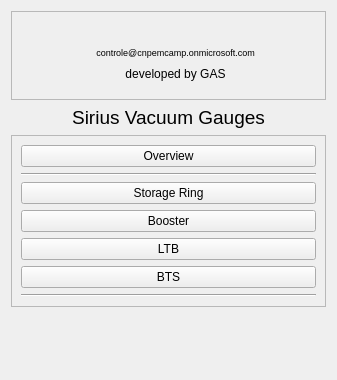
Old version of the form siriushlacon/mks937b/ui/main.ui in the repository lnls-sirius/pydm-opi.
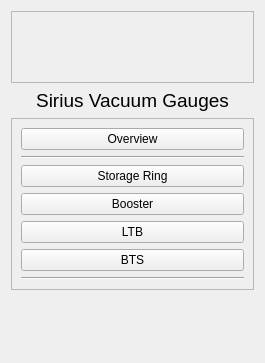
New version of the form. Custom widgets are drawn as their Qt base class.

```diff
--- a/siriushlacon/mks937b/ui/main.ui
+++ b/siriushlacon/mks937b/ui/main.ui
@@ -6,8 +6,8 @@
    <rect>
     <x>0</x>
     <y>0</y>
-    <width>337</width>
-    <height>380</height>
+    <width>265</width>
+    <height>363</height>
    </rect>
   </property>
   <property name="windowTitle">
@@ -54,429 +54,7 @@
       <item row="0" column="2">
        <widget class="QLabel" name="label_cnpem"/>
       </item>
-      <item row="1" column="2">
-       <widget class="QLabel" name="label_294">
-        <property name="maximumSize">
-         <size>
-          <width>16777215</width>
-          <height>15</height>
-         </size>
-        </property>
-        <property name="palette">
-         <palette>
-          <active>
-           <colorrole role="WindowText">
-            <brush brushstyle="SolidPattern">
-             <color alpha="255">
-              <red>0</red>
-              <green>0</green>
-              <blue>255</blue>
-             </color>
-            </brush>
-           </colorrole>
-           <colorrole role="Button">
-            <brush brushstyle="SolidPattern">
-             <color alpha="255">
-              <red>239</red>
-              <green>235</green>
-              <blue>231</blue>
-             </color>
-            </brush>
-           </colorrole>
-           <colorrole role="Light">
-            <brush brushstyle="SolidPattern">
-             <color alpha="255">
-              <red>255</red>
-              <green>255</green>
-              <blue>255</blue>
-             </color>
-            </brush>
-           </colorrole>
-           <colorrole role="Midlight">
-            <brush brushstyle="SolidPattern">
-             <color alpha="255">
-              <red>247</red>
-              <green>245</green>
-              <blue>243</blue>
-             </color>
-            </brush>
-           </colorrole>
-           <colorrole role="Dark">
-            <brush brushstyle="SolidPattern">
-             <color alpha="255">
-              <red>119</red>
-              <green>117</green>
-              <blue>115</blue>
-             </color>
-            </brush>
-           </colorrole>
-           <colorrole role="Mid">
-            <brush brushstyle="SolidPattern">
-             <color alpha="255">
-              <red>159</red>
-              <green>157</green>
-              <blue>154</blue>
-             </color>
-            </brush>
-           </colorrole>
-           <colorrole role="BrightText">
-            <brush brushstyle="SolidPattern">
-             <color alpha="255">
-              <red>255</red>
-              <green>255</green>
-              <blue>255</blue>
-             </color>
-            </brush>
-           </colorrole>
-           <colorrole role="ButtonText">
-            <brush brushstyle="SolidPattern">
-             <color alpha="255">
-              <red>0</red>
-              <green>0</green>
-              <blue>0</blue>
-             </color>
-            </brush>
-           </colorrole>
-           <colorrole role="Base">
-            <brush brushstyle="SolidPattern">
-             <color alpha="255">
-              <red>255</red>
-              <green>255</green>
-              <blue>255</blue>
-             </color>
-            </brush>
-           </colorrole>
-           <colorrole role="Window">
-            <brush brushstyle="SolidPattern">
-             <color alpha="255">
-              <red>239</red>
-              <green>235</green>
-              <blue>231</blue>
-             </color>
-            </brush>
-           </colorrole>
-           <colorrole role="Shadow">
-            <brush brushstyle="SolidPattern">
-             <color alpha="255">
-              <red>0</red>
-              <green>0</green>
-              <blue>0</blue>
-             </color>
-            </brush>
-           </colorrole>
-           <colorrole role="AlternateBase">
-            <brush brushstyle="SolidPattern">
-             <color alpha="255">
-              <red>247</red>
-              <green>245</green>
-              <blue>243</blue>
-             </color>
-            </brush>
-           </colorrole>
-           <colorrole role="ToolTipBase">
-            <brush brushstyle="SolidPattern">
-             <color alpha="255">
-              <red>255</red>
-              <green>255</green>
-              <blue>220</blue>
-             </color>
-            </brush>
-           </colorrole>
-           <colorrole role="ToolTipText">
-            <brush brushstyle="SolidPattern">
-             <color alpha="255">
-              <red>0</red>
-              <green>0</green>
-              <blue>0</blue>
-             </color>
-            </brush>
-           </colorrole>
-          </active>
-          <inactive>
-           <colorrole role="WindowText">
-            <brush brushstyle="SolidPattern">
-             <color alpha="255">
-              <red>0</red>
-              <green>0</green>
-              <blue>0</blue>
-             </color>
-            </brush>
-           </colorrole>
-           <colorrole role="Button">
-            <brush brushstyle="SolidPattern">
-             <color alpha="255">
-              <red>239</red>
-              <green>235</green>
-              <blue>231</blue>
-             </color>
-            </brush>
-           </colorrole>
-           <colorrole role="Light">
-            <brush brushstyle="SolidPattern">
-             <color alpha="255">
-              <red>255</red>
-              <green>255</green>
-              <blue>255</blue>
-             </color>
-            </brush>
-           </colorrole>
-           <colorrole role="Midlight">
-            <brush brushstyle="SolidPattern">
-             <color alpha="255">
-              <red>247</red>
-              <green>245</green>
-              <blue>243</blue>
-             </color>
-            </brush>
-           </colorrole>
-           <colorrole role="Dark">
-            <brush brushstyle="SolidPattern">
-             <color alpha="255">
-              <red>119</red>
-              <green>117</green>
-              <blue>115</blue>
-             </color>
-            </brush>
-           </colorrole>
-           <colorrole role="Mid">
-            <brush brushstyle="SolidPattern">
-             <color alpha="255">
-              <red>159</red>
-              <green>157</green>
-              <blue>154</blue>
-             </color>
-            </brush>
-           </colorrole>
-           <colorrole role="BrightText">
-            <brush brushstyle="SolidPattern">
-             <color alpha="255">
-              <red>255</red>
-              <green>255</green>
-              <blue>255</blue>
-             </color>
-            </brush>
-           </colorrole>
-           <colorrole role="ButtonText">
-            <brush brushstyle="SolidPattern">
-             <color alpha="255">
-              <red>0</red>
-              <green>0</green>
-              <blue>0</blue>
-             </color>
-            </brush>
-           </colorrole>
-           <colorrole role="Base">
-            <brush brushstyle="SolidPattern">
-             <color alpha="255">
-              <red>255</red>
-              <green>255</green>
-              <blue>255</blue>
-             </color>
-            </brush>
-           </colorrole>
-           <colorrole role="Window">
-            <brush brushstyle="SolidPattern">
-             <color alpha="255">
-              <red>239</red>
-              <green>235</green>
-              <blue>231</blue>
-             </color>
-            </brush>
-           </colorrole>
-           <colorrole role="Shadow">
-            <brush brushstyle="SolidPattern">
-             <color alpha="255">
-              <red>0</red>
-              <green>0</green>
-              <blue>0</blue>
-             </color>
-            </brush>
-           </colorrole>
-           <colorrole role="AlternateBase">
-            <brush brushstyle="SolidPattern">
-             <color alpha="255">
-              <red>247</red>
-              <green>245</green>
-              <blue>243</blue>
-             </color>
-            </brush>
-           </colorrole>
-           <colorrole role="ToolTipBase">
-            <brush brushstyle="SolidPattern">
-             <color alpha="255">
-              <red>255</red>
-              <green>255</green>
-              <blue>220</blue>
-             </color>
-            </brush>
-           </colorrole>
-           <colorrole role="ToolTipText">
-            <brush brushstyle="SolidPattern">
-             <color alpha="255">
-              <red>0</red>
-              <green>0</green>
-              <blue>0</blue>
-             </color>
-            </brush>
-           </colorrole>
-          </inactive>
-          <disabled>
-           <colorrole role="WindowText">
-            <brush brushstyle="SolidPattern">
-             <color alpha="255">
-              <red>119</red>
-              <green>117</green>
-              <blue>115</blue>
-             </color>
-            </brush>
-           </colorrole>
-           <colorrole role="Button">
-            <brush brushstyle="SolidPattern">
-             <color alpha="255">
-              <red>239</red>
-              <green>235</green>
-              <blue>231</blue>
-             </color>
-            </brush>
-           </colorrole>
-           <colorrole role="Light">
-            <brush brushstyle="SolidPattern">
-             <color alpha="255">
-              <red>255</red>
-              <green>255</green>
-              <blue>255</blue>
-             </color>
-            </brush>
-           </colorrole>
-           <colorrole role="Midlight">
-            <brush brushstyle="SolidPattern">
-             <color alpha="255">
-              <red>247</red>
-              <green>245</green>
-              <blue>243</blue>
-             </color>
-            </brush>
-           </colorrole>
-           <colorrole role="Dark">
-            <brush brushstyle="SolidPattern">
-             <color alpha="255">
-              <red>119</red>
-              <green>117</green>
-              <blue>115</blue>
-             </color>
-            </brush>
-           </colorrole>
-           <colorrole role="Mid">
-            <brush brushstyle="SolidPattern">
-             <color alpha="255">
-              <red>159</red>
-              <green>157</green>
-              <blue>154</blue>
-             </color>
-            </brush>
-           </colorrole>
-           <colorrole role="BrightText">
-            <brush brushstyle="SolidPattern">
-             <color alpha="255">
-              <red>255</red>
-              <green>255</green>
-              <blue>255</blue>
-             </color>
-            </brush>
-           </colorrole>
-           <colorrole role="ButtonText">
-            <brush brushstyle="SolidPattern">
-             <color alpha="255">
-              <red>119</red>
-              <green>117</green>
-              <blue>115</blue>
-             </color>
-            </brush>
-           </colorrole>
-           <colorrole role="Base">
-            <brush brushstyle="SolidPattern">
-             <color alpha="255">
-              <red>239</red>
-              <green>235</green>
-              <blue>231</blue>
-             </color>
-            </brush>
-           </colorrole>
-           <colorrole role="Window">
-            <brush brushstyle="SolidPattern">
-             <color alpha="255">
-              <red>239</red>
-              <green>235</green>
-              <blue>231</blue>
-             </color>
-            </brush>
-           </colorrole>
-           <colorrole role="Shadow">
-            <brush brushstyle="SolidPattern">
-             <color alpha="255">
-              <red>0</red>
-              <green>0</green>
-              <blue>0</blue>
-             </color>
-            </brush>
-           </colorrole>
-           <colorrole role="AlternateBase">
-            <brush brushstyle="SolidPattern">
-             <color alpha="255">
-              <red>239</red>
-              <green>235</green>
-              <blue>231</blue>
-             </color>
-            </brush>
-           </colorrole>
-           <colorrole role="ToolTipBase">
-            <brush brushstyle="SolidPattern">
-             <color alpha="255">
-              <red>255</red>
-              <green>255</green>
-              <blue>220</blue>
-             </color>
-            </brush>
-           </colorrole>
-           <colorrole role="ToolTipText">
-            <brush brushstyle="SolidPattern">
-             <color alpha="255">
-              <red>0</red>
-              <green>0</green>
-              <blue>0</blue>
-             </color>
-            </brush>
-           </colorrole>
-          </disabled>
-         </palette>
-        </property>
-        <property name="font">
-         <font>
-          <pointsize>7</pointsize>
-         </font>
-        </property>
-        <property name="text">
-         <string>controle@cnpemcamp.onmicrosoft.com</string>
-        </property>
-        <property name="alignment">
-         <set>Qt::AlignCenter</set>
-        </property>
-       </widget>
-      </item>
-      <item row="2" column="3">
-       <spacer name="horizontalSpacer">
-        <property name="orientation">
-         <enum>Qt::Horizontal</enum>
-        </property>
-        <property name="sizeHint" stdset="0">
-         <size>
-          <width>40</width>
-          <height>20</height>
-         </size>
-        </property>
-       </spacer>
-      </item>
-      <item row="0" column="1" rowspan="4">
+      <item row="0" column="1" rowspan="3">
        <widget class="QLabel" name="label_lnls"/>
       </item>
       <item row="0" column="0">
@@ -492,21 +70,18 @@
         </property>
        </spacer>
       </item>
-      <item row="2" column="2">
-       <widget class="QLabel" name="label_296">
-        <property name="maximumSize">
+      <item row="1" column="3">
+       <spacer name="horizontalSpacer">
+        <property name="orientation">
+         <enum>Qt::Horizontal</enum>
+        </property>
+        <property name="sizeHint" stdset="0">
          <size>
-          <width>16777215</width>
+          <width>40</width>
           <height>20</height>
          </size>
         </property>
-        <property name="text">
-         <string>developed by GAS</string>
-        </property>
-        <property name="alignment">
-         <set>Qt::AlignCenter</set>
-        </property>
-       </widget>
+       </spacer>
       </item>
      </layout>
     </widget>
```
